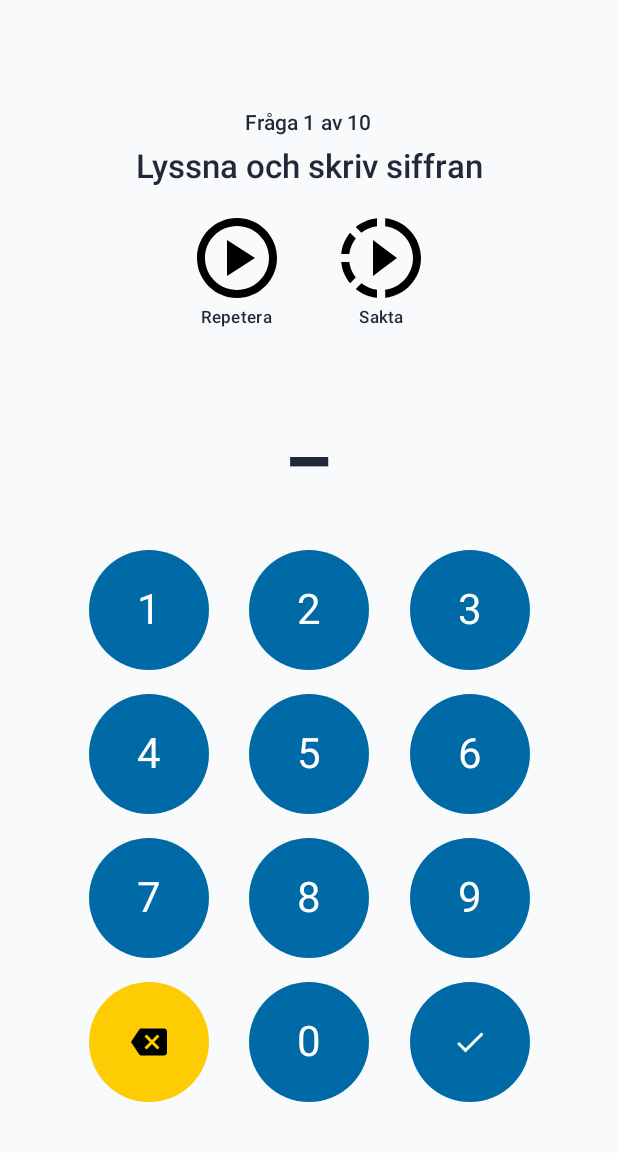
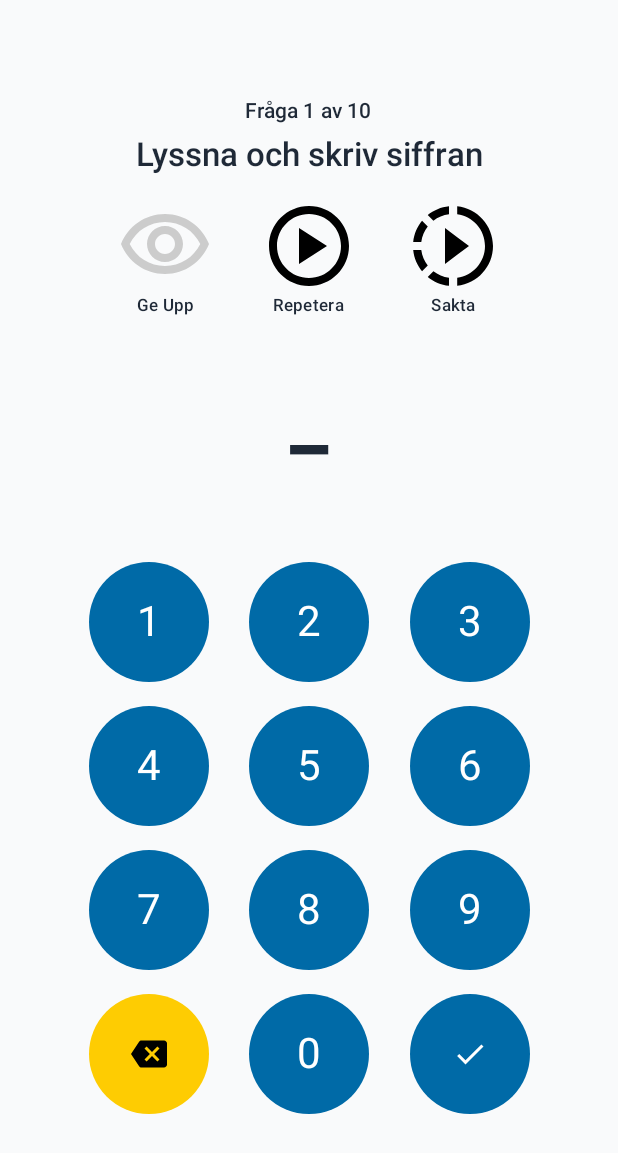
Before and after one commit to SergeyVlSorokin/Siffermastare, an Android app built with Jetpack Compose: the screen it shows after launch (MainActivity), after a tap on "Numbers 0-20", on a phone screen of 412 x 824 dp. Shown: the top 1153 px of the screen. Run offline under Robolectric (Android 15) with nearby library versions, the phone set to English and light mode, and no system bars; our stand-ins replace Room's generated code.

Commit message:
Reveal functionality

```diff
--- a/app/src/main/java/com/siffermastare/ui/components/Numpad.kt
+++ b/app/src/main/java/com/siffermastare/ui/components/Numpad.kt
@@ -39,7 +39,9 @@ fun Numpad(
     onDigitClick: (Int) -> Unit,
     onBackspaceClick: () -> Unit,
     onCheckClick: () -> Unit,
-    modifier: Modifier = Modifier
+    modifier: Modifier = Modifier,
+    enabled: Boolean = true,
+    checkIcon: androidx.compose.ui.graphics.vector.ImageVector = Icons.Default.Check
 ) {
     Column(
         modifier = modifier
@@ -53,9 +55,9 @@ fun Numpad(
             modifier = Modifier.fillMaxWidth(),
             horizontalArrangement = Arrangement.SpaceEvenly
         ) {
-            NumpadButton(text = "1", onClick = { onDigitClick(1) })
-            NumpadButton(text = "2", onClick = { onDigitClick(2) })
-            NumpadButton(text = "3", onClick = { onDigitClick(3) })
+            NumpadButton(text = "1", onClick = { onDigitClick(1) }, enabled = enabled)
+            NumpadButton(text = "2", onClick = { onDigitClick(2) }, enabled = enabled)
+            NumpadButton(text = "3", onClick = { onDigitClick(3) }, enabled = enabled)
         }
 
         // Row 2: 4, 5, 6
@@ -63,9 +65,9 @@ fun Numpad(
             modifier = Modifier.fillMaxWidth(),
             horizontalArrangement = Arrangement.SpaceEvenly
         ) {
-            NumpadButton(text = "4", onClick = { onDigitClick(4) })
-            NumpadButton(text = "5", onClick = { onDigitClick(5) })
-            NumpadButton(text = "6", onClick = { onDigitClick(6) })
+            NumpadButton(text = "4", onClick = { onDigitClick(4) }, enabled = enabled)
+            NumpadButton(text = "5", onClick = { onDigitClick(5) }, enabled = enabled)
+            NumpadButton(text = "6", onClick = { onDigitClick(6) }, enabled = enabled)
         }
 
         // Row 3: 7, 8, 9
@@ -73,9 +75,9 @@ fun Numpad(
             modifier = Modifier.fillMaxWidth(),
             horizontalArrangement = Arrangement.SpaceEvenly
         ) {
-            NumpadButton(text = "7", onClick = { onDigitClick(7) })
-            NumpadButton(text = "8", onClick = { onDigitClick(8) })
-            NumpadButton(text = "9", onClick = { onDigitClick(9) })
+            NumpadButton(text = "7", onClick = { onDigitClick(7) }, enabled = enabled)
+            NumpadButton(text = "8", onClick = { onDigitClick(8) }, enabled = enabled)
+            NumpadButton(text = "9", onClick = { onDigitClick(9) }, enabled = enabled)
         }
 
         // Row 4: Backspace, 0, Check
@@ -86,6 +88,7 @@ fun Numpad(
             // Backspace Button
             Button(
                 onClick = onBackspaceClick,
+                enabled = enabled,
                 modifier = Modifier.size(80.dp),
                 colors = ButtonDefaults.buttonColors(
                     containerColor = MaterialTheme.colorScheme.secondary,
@@ -99,9 +102,22 @@ fun Numpad(
             }
 
             // 0 Button
-            NumpadButton(text = "0", onClick = { onDigitClick(0) })
+            NumpadButton(text = "0", onClick = { onDigitClick(0) }, enabled = enabled)
 
-            // Check Button
+            // Check Button (Always enabled if Next functionality? Or enabled param controls it?)
+            // If we are in REVEALED state, Numpad is disabled (digits).
+            // But CHECK button becomes NEXT button and MUST BE ENABLED.
+            // So 'enabled' param should apply to digits/backspace.
+            // Check button should probably remain enabled or have its own control?
+            // "Disable Numpad grid" implies digits.
+            // I will update NumpadButton to take enabled.
+            // For Check Button, I will keep it passed through enabled? No, logic requires Next to work.
+            // Solution: Add checkEnabled logic? Or assume Check is always active unless app logic blocks it.
+            // For now, I'll allow Check button to stay enabled even if 'enabled' (digits) is false.
+            // Wait, if I pass enabled=false, typically user expects WHOLE component disabled.
+            // But here I want Input Locked. Meaning Digits/Backspace disabled. Check/Next enabled.
+            // I'll call the param 'inputEnabled' or just apply 'enabled' to digits only.
+            // Let's refine 'enabled' behavior: Applies to DIGITS and BACKSPACE. Check is separate.
             Button(
                 onClick = onCheckClick,
                 modifier = Modifier.size(80.dp), // Check button prominent
@@ -110,7 +126,7 @@ fun Numpad(
                 )
             ) {
                 Icon(
-                    imageVector = Icons.Default.Check,
+                    imageVector = checkIcon,
                     contentDescription = "Check"
                 )
             }
@@ -122,10 +138,12 @@ fun Numpad(
 private fun NumpadButton(
     text: String,
     onClick: () -> Unit,
-    modifier: Modifier = Modifier
+    modifier: Modifier = Modifier,
+    enabled: Boolean = true
 ) {
     Button(
         onClick = onClick,
+        enabled = enabled,
         modifier = modifier.size(80.dp) // Large circular buttons
     ) {
         Text(
--- a/app/src/main/java/com/siffermastare/ui/lesson/LessonScreen.kt
+++ b/app/src/main/java/com/siffermastare/ui/lesson/LessonScreen.kt
@@ -15,9 +15,15 @@ import androidx.compose.foundation.layout.size
 import androidx.compose.foundation.layout.width
 import androidx.compose.material.icons.Icons
 import androidx.compose.material.icons.filled.PlayArrow
+import androidx.compose.material.icons.filled.Check
 import androidx.compose.material.icons.outlined.PlayCircle
 import androidx.compose.material.icons.filled.Info
+import androidx.compose.material.icons.filled.Visibility
+import androidx.compose.material.icons.outlined.Visibility
 import androidx.compose.material.icons.filled.SlowMotionVideo
+import androidx.compose.material3.ButtonDefaults // For button colors if needed
+import androidx.compose.material3.OutlinedButton
+
 import androidx.compose.material3.Icon
 import androidx.compose.material3.IconButton
 import androidx.compose.material3.MaterialTheme
@@ -182,6 +188,29 @@ fun LessonScreen(
                     verticalAlignment = Alignment.CenterVertically,
                     horizontalArrangement = Arrangement.Center
                 ) {
+                    // Reveal (Give Up) - Order: Reveal -> Normal -> Slow
+                    val isRevealEnabled = uiState.incorrectAttempts >= 3 && uiState.answerState != AnswerState.REVEALED && uiState.answerState != AnswerState.CORRECT
+
+                    Column(horizontalAlignment = Alignment.CenterHorizontally) {
+                        IconButton(
+                            onClick = {
+                                viewModel.onGiveUp()
+                            },
+                            enabled = isRevealEnabled,
+                            modifier = Modifier.size(64.dp)
+                        ) {
+                            Icon(
+                                imageVector = androidx.compose.material.icons.Icons.Outlined.Visibility,
+                                contentDescription = "Give Up",
+                                modifier = Modifier.fillMaxSize(),
+                                tint = if (isRevealEnabled) Color.Black else Color.LightGray
+                            )
+                        }
+                        Text(stringResource(R.string.lesson_give_up), style = MaterialTheme.typography.labelSmall)
+                    }
+
+                    Spacer(modifier = Modifier.width(32.dp))
+
                     // Normal Replay
                     Column(horizontalAlignment = Alignment.CenterHorizontally) {
                         IconButton(
@@ -220,7 +249,7 @@ fun LessonScreen(
                                 tint = Color.Black
                             )
                         }
-                        Text("Sakta", style = MaterialTheme.typography.labelSmall)
+                        Text(stringResource(R.string.lesson_slow_replay), style = MaterialTheme.typography.labelSmall)
                     }
                 }
 
@@ -230,6 +259,7 @@ fun LessonScreen(
                 val textColor = when (uiState.answerState) {
                     AnswerState.CORRECT -> CorrectGreen // Fix: Was Color.Green
                     AnswerState.INCORRECT -> MaterialTheme.colorScheme.error
+                    AnswerState.REVEALED -> Color(0xFFFFA000) // Amber
                     AnswerState.NEUTRAL -> MaterialTheme.colorScheme.onBackground
                 }
 
@@ -242,7 +272,12 @@ fun LessonScreen(
 
                 Spacer(modifier = Modifier.height(32.dp))
 
+
+
+                Spacer(modifier = Modifier.height(16.dp))
+
                 // Custom Numpad
+                val isInputLocked = uiState.answerState == AnswerState.REVEALED
                 Numpad(
                     onDigitClick = { digit ->
                         viewModel.onDigitClick(digit)
@@ -252,7 +287,9 @@ fun LessonScreen(
                     },
                     onCheckClick = {
                         viewModel.onCheckClick()
-                    }
+                    },
+                    enabled = !isInputLocked,
+                    checkIcon = if (isInputLocked) androidx.compose.material.icons.Icons.Default.PlayArrow else androidx.compose.material.icons.Icons.Default.Check
                 )
             }
         }
--- a/app/src/main/res/values/strings.xml
+++ b/app/src/main/res/values/strings.xml
@@ -5,6 +5,8 @@
     <string name="lesson_progress_format">Fråga %1$d av %2$d</string>
     <string name="lesson_instructions">Lyssna och skriv siffran</string>
     <string name="lesson_replay">Repetera</string>
+    <string name="lesson_slow_replay">Sakta</string>
+    <string name="lesson_give_up">Ge Upp</string>
 
     <!-- Summary Screen -->
     <string name="lesson_complete_title">Lesson Complete!</string>
```
Also changed, not shown: app/src/main/java/com/siffermastare/ui/lesson/LessonViewModel.kt (+53 -8 lines), 5 other files.
